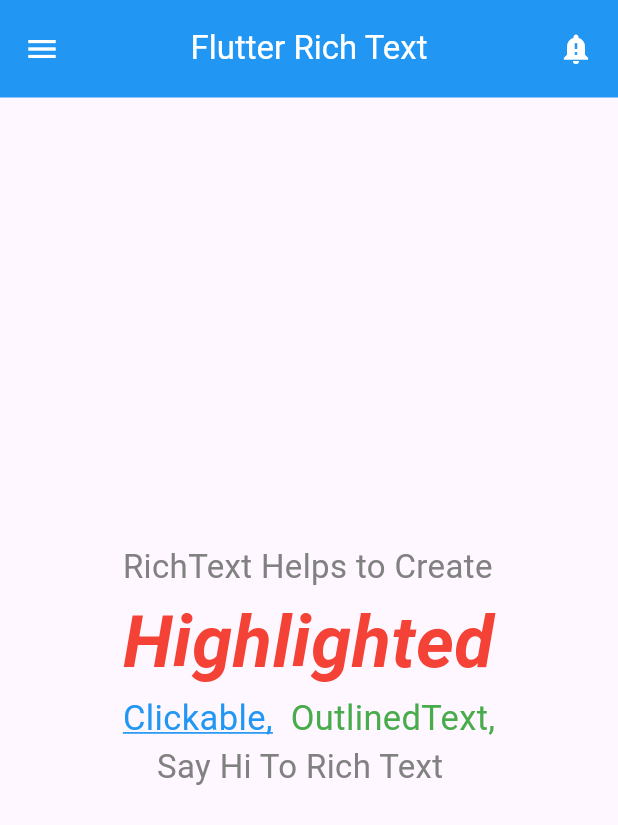
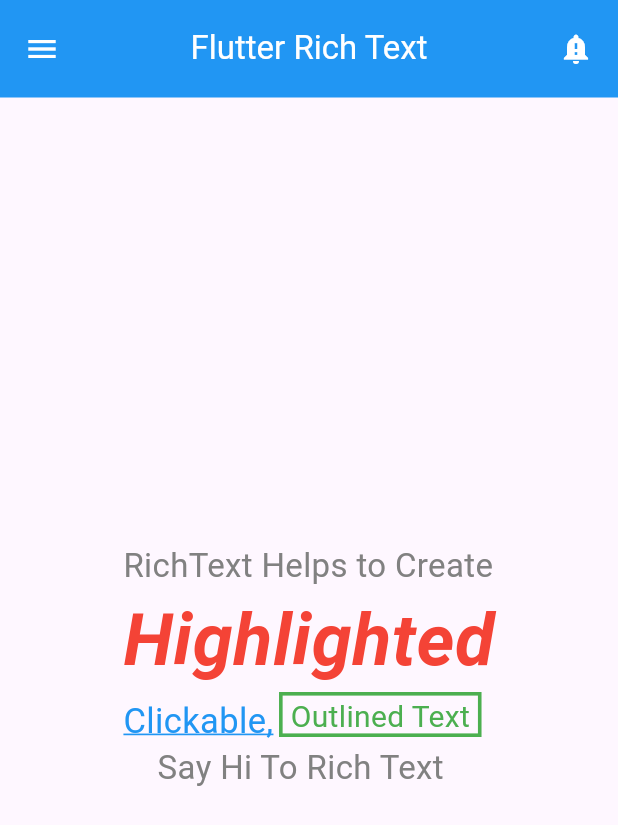
Before and after one commit to AnkitUmredkar/Quick_Starter, a Flutter app: the screen it shows after launch, on a phone screen of 412 x 824 dp. Shown: the top 825 px of the screen. Run offline on Flutter 3.47's test engine with Material 3 defaults, Android fonts, the phone set to English and light mode, and no system bars.

Commit message:
19/03/2024

```diff
--- a/lib/main.dart
+++ b/lib/main.dart
@@ -5,7 +5,7 @@ void main() {
 }
 
 class MyApp extends StatelessWidget {
-  const MyApp({super.key});
+  const MyApp({Key? key}) : super(key: key);
 
   @override
   Widget build(BuildContext context) {
@@ -33,11 +33,11 @@ class MyApp extends StatelessWidget {
             ),
           ],
         ),
-        body: const Center(
+        body: Center(
           child: Text.rich(
             TextSpan(
               children: [
-                TextSpan(
+                const TextSpan(
                   text: 'RichText Helps to Create',
                   style: TextStyle(
                     color: Color(0xff818181),
@@ -45,7 +45,7 @@ class MyApp extends StatelessWidget {
                     fontWeight: FontWeight.w400,
                   ),
                 ),
-                TextSpan(
+                const TextSpan(
                   text: '\nHighlighted',
                   style: TextStyle(
                     color: Colors.red,
@@ -54,7 +54,7 @@ class MyApp extends StatelessWidget {
                     fontStyle: FontStyle.italic,
                   ),
                 ),
-                TextSpan(
+                const TextSpan(
                   text: '\nClickable,',
                   style: TextStyle(
                     color: Colors.blue,
@@ -64,14 +64,28 @@ class MyApp extends StatelessWidget {
                     decorationColor: Colors.blue,
                   ),
                 ),
-                TextSpan(
-                  text: '  OutlinedText,',
-                  style: TextStyle(
-                    color: Color(0xFF48AC4C),
-                    fontSize: 23,
+                const TextSpan(
+                  text: ' ',
+                ),
+                WidgetSpan(
+                  child: Container(
+                    height: 30,
+                    width: 135,
+                    decoration: BoxDecoration(
+                      border: Border.all(color: Colors.green, width: 2.4),
+                    ),
+                    child: const Center(
+                      child: Text(
+                        'Outlined Text',
+                        style: TextStyle(
+                          fontSize: 20,
+                          color: Colors.green,
+                        ),
+                      ),
+                    ),
                   ),
                 ),
-                TextSpan(
+                const TextSpan(
                   text: '\n    Say Hi To Rich Text',
                   style: TextStyle(
                     color: Color(0xff818181),
```
